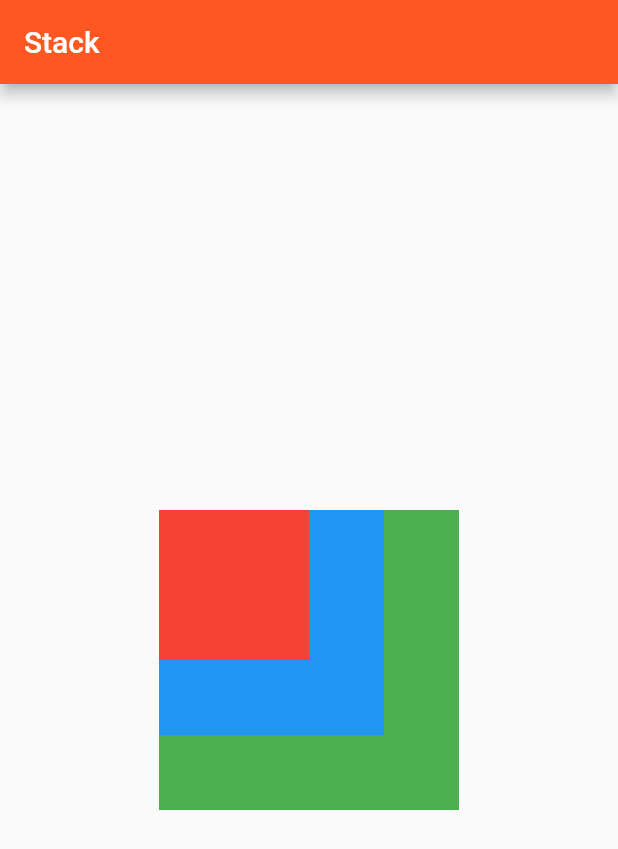
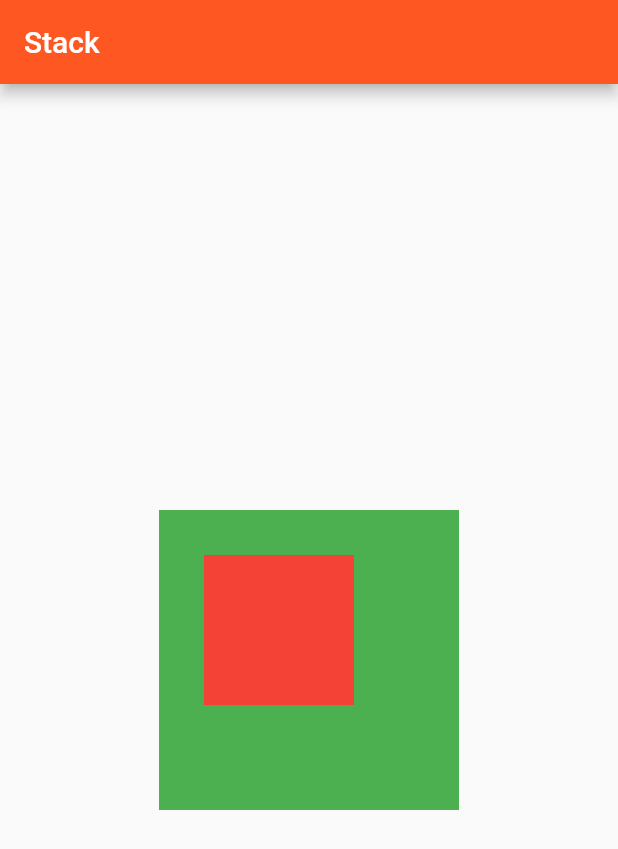
Before and after one commit to praneshp1org/Flutter-UI-Practise, a Flutter app: the screen it shows after launch, on a phone screen of 412 x 824 dp. Shown: the top 849 px of the screen. Run offline on Flutter 3.47's test engine with Material 2 defaults, Android fonts, the phone set to English and light mode, and no system bars.

Commit message:
minor change

```diff
--- a/lib/Pages/newDesign.dart
+++ b/lib/Pages/newDesign.dart
@@ -19,8 +19,11 @@ class _MyDesignState extends State<MyDesign> {
         child: Stack(
           children: [
             Container(height: 200, width: 200, color: Colors.green,),
-             Container(height: 150, width: 150, color: Colors.blue,),
-              Container(height: 100, width: 100, color: Colors.red,),
+             //Container(height: 150, width: 150, color: Colors.blue,),
+              Positioned(
+                top: 30,
+                left: 30,
+                child: Container(height: 100, width: 100, color: Colors.red,)),
           ],
         ),
       ),
```
